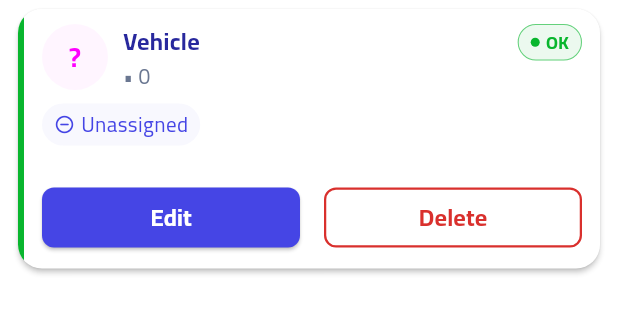
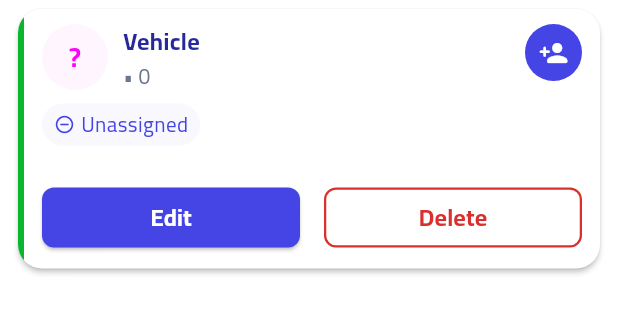
Before and after one commit to drgtio/FLMS-MobileAPP, a Flutter app: the VehicleItem widget shown alone on an empty page, opened directly with empty values, on a phone screen of 412 x 824 dp. Shown: the top 313 px of the screen. Run offline on Flutter 3.47's test engine with Material 3 defaults, Android fonts, the phone set to English and light mode, and no system bars; our stand-ins replace connectivity_plus, dartz, dio, easy_localization, flutter_secure_storage, flutter_svg and 10 more; accounts and stored records are empty; generated files the repository leaves out were written again.

Commit message:
add button for assign driver

```diff
--- a/lib/features/vehicles/presentation/components/vehicle_item.dart
+++ b/lib/features/vehicles/presentation/components/vehicle_item.dart
@@ -25,7 +25,6 @@ class VehicleItem extends StatelessWidget {
 
     final maintenance = item.maintenanceStatus;
     final Color statusColor = _maintenanceColor(maintenance);
-    final String statusLabel = _maintenanceLabel(maintenance);
 
     final String title =
         (item.name ?? '').isNotEmpty
@@ -60,7 +59,7 @@ class VehicleItem extends StatelessWidget {
                   child: Column(
                     crossAxisAlignment: CrossAxisAlignment.start,
                     children: [
-                      // Top row: avatar + title + maintenance badge
+                      // Top row: avatar + title + corner action
                       Row(
                         crossAxisAlignment: CrossAxisAlignment.start,
                         children: [
@@ -94,9 +93,20 @@ class VehicleItem extends StatelessWidget {
                             ),
                           ),
                           const SizedBox(width: 8),
-                          _MaintenanceBadge(
-                            color: statusColor,
-                            label: statusLabel,
+                          Container(
+                            width: 38,
+                            height: 38,
+                            decoration: BoxDecoration(
+                              color: AppColors.primary,
+                              shape: BoxShape.circle,
+                            ),
+                            child: IconButton(
+                              onPressed: () {},
+                              icon: const Icon(Icons.person_add_rounded, size: 20),
+                              color: const Color.fromARGB(255, 255, 255, 255),
+                              splashRadius: 20,
+                              tooltip: 'Person',
+                            ),
                           ),
                         ],
                       ),
@@ -249,16 +259,6 @@ class VehicleItem extends StatelessWidget {
     }
   }
 
-  String _maintenanceLabel(String? status) {
-    switch (status) {
-      case 'Overdue':
-        return 'Overdue';
-      case 'DueSoon':
-        return 'Due soon';
-      default:
-        return 'OK';
-    }
-  }
 }
 
 /// Circular avatar with initials / first letter
@@ -283,44 +283,6 @@ class _VehicleAvatar extends StatelessWidget {
           fontWeight: FontWeight.bold,
           color: AppColors.secondary,
         ),
-      ),
-    );
-  }
-}
-
-class _MaintenanceBadge extends StatelessWidget {
-  final Color color;
-  final String label;
-
-  const _MaintenanceBadge({required this.color, required this.label});
-
-  @override
-  Widget build(BuildContext context) {
-    return Container(
-      padding: const EdgeInsets.symmetric(horizontal: 8, vertical: 3),
-      decoration: BoxDecoration(
-        color: color.withOpacity(0.08),
-        borderRadius: BorderRadius.circular(999),
-        border: Border.all(color: color.withOpacity(0.6), width: 0.7),
-      ),
-      child: Row(
-        mainAxisSize: MainAxisSize.min,
-        children: [
-          Container(
-            width: 6,
-            height: 6,
-            decoration: BoxDecoration(color: color, shape: BoxShape.circle),
-          ),
-          const SizedBox(width: 4),
-          Text(
-            label,
-            style: AppStyles.textSize14.copyWith(
-              fontSize: 12,
-              fontWeight: FontWeight.w600,
-              color: color,
-            ),
-          ),
-        ],
       ),
     );
   }
```
